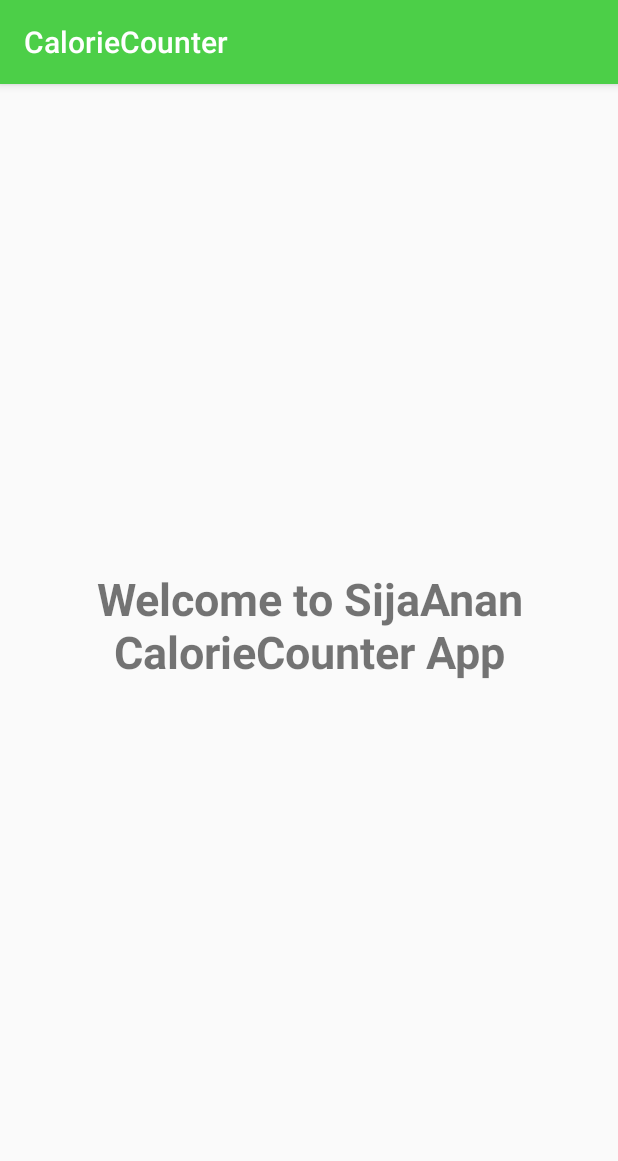
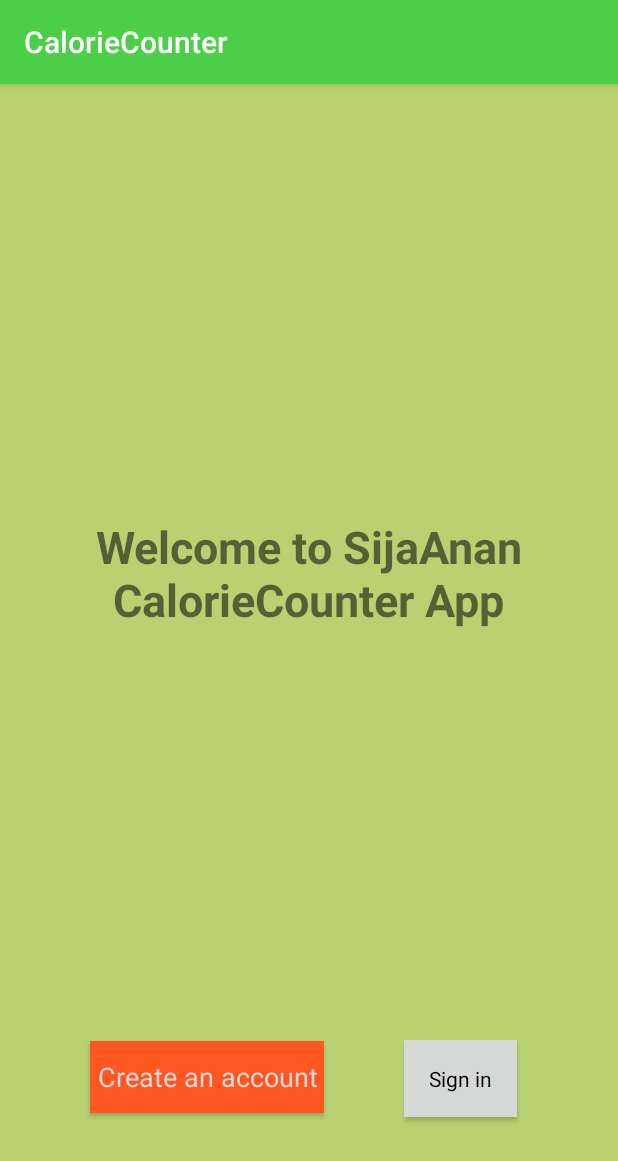
Before and after one commit to SijaAnan/CalorieCounter, an Android app: the screen it shows after launch (StartActivity), on a phone screen of 412 x 824 dp. Shown: the top 1161 px of the screen. Run offline under Robolectric (Android 15) with nearby library versions, the phone set to English and light mode, and no system bars; our stand-ins replace Firebase (no records; nobody signed in at launch, a user with empty details on screens opened directly).

Commit message:
2nd Commit 4_9

```diff
--- a/app/src/main/AndroidManifest.xml
+++ b/app/src/main/AndroidManifest.xml
@@ -19,7 +19,8 @@
                 <category android:name="android.intent.category.LAUNCHER" />
             </intent-filter>
         </activity>
-        <activity android:name=".StartActivity"></activity>
+        <activity android:name=".StartActivity" />
+        <activity android:name=".RegisterActivity"></activity>
     </application>
 
 </manifest>
--- a/app/src/main/java/com/example/nadii/caloriecounter/StartActivity.java
+++ b/app/src/main/java/com/example/nadii/caloriecounter/StartActivity.java
@@ -1,13 +1,30 @@
 package com.example.nadii.caloriecounter;
 
+import android.content.Intent;
 import android.support.v7.app.AppCompatActivity;
 import android.os.Bundle;
+import android.view.View;
+import android.widget.Button;
 
 public class StartActivity extends AppCompatActivity {
+
+
+    private Button mSignUpBtn;
 
     @Override
     protected void onCreate(Bundle savedInstanceState) {
         super.onCreate(savedInstanceState);
         setContentView(R.layout.activity_start);
+
+        mSignUpBtn = (Button) findViewById(R.id.start_signup_button);
+
+        mSignUpBtn.setOnClickListener(new View.OnClickListener() {
+            @Override
+            public void onClick(View v) {
+
+                Intent reg_intent = new Intent(StartActivity.this , RegisterActivity.class);
+                startActivity(reg_intent);
+            }
+        });
     }
 }
--- a/app/src/main/res/layout/activity_start.xml
+++ b/app/src/main/res/layout/activity_start.xml
@@ -4,6 +4,7 @@
     xmlns:tools="http://schemas.android.com/tools"
     android:layout_width="match_parent"
     android:layout_height="match_parent"
+    android:background="#bad172"
     tools:context=".StartActivity">
 
     <TextView
@@ -12,14 +13,52 @@
         android:layout_height="79dp"
         android:layout_marginEnd="50dp"
         android:layout_marginStart="50dp"
+        android:layout_marginTop="288dp"
         android:text="@string/start_welcome_txt"
         android:textAlignment="center"
         android:textSize="30sp"
         android:textStyle="bold"
+        app:layout_constraintEnd_toEndOf="parent"
+        app:layout_constraintHorizontal_bias="0.507"
+        app:layout_constraintStart_toStartOf="parent"
+        app:layout_constraintTop_toTopOf="parent" />
+
+    <Button
+        android:id="@+id/start_signup_button"
+        style="@android:style/Widget.Holo.Button.Toggle"
+        android:layout_width="156dp"
+        android:layout_height="wrap_content"
+        android:layout_marginBottom="8dp"
+        android:layout_marginStart="60dp"
+        android:layout_marginTop="8dp"
+        android:background="?attr/colorError"
+        android:text="@string/start_signup_btn"
+        android:textColor="?attr/colorButtonNormal"
+        android:textSize="18sp"
+        app:layout_constraintBottom_toBottomOf="parent"
+        app:layout_constraintStart_toStartOf="parent"
+        app:layout_constraintTop_toBottomOf="@+id/start_welcome_txtview"
+        app:layout_constraintVertical_bias="0.78" />
+
+    <Button
+        android:id="@+id/start_signin_button"
+        style="@android:style/Widget.Holo.Button.Toggle"
+        android:layout_width="75dp"
+        android:layout_height="51dp"
+        android:layout_marginBottom="8dp"
+        android:layout_marginEnd="8dp"
+        android:layout_marginStart="8dp"
+        android:layout_marginTop="8dp"
+        android:background="?attr/colorButtonNormal"
+        android:text="@string/start_signin_btn"
+        android:textAppearance="@style/TextAppearance.AppCompat"
+        android:textColor="@android:color/background_dark"
+        android:textColorHighlight="@android:color/background_dark"
+        android:textColorHint="@android:color/background_dark"
         app:layout_constraintBottom_toBottomOf="parent"
         app:layout_constraintEnd_toEndOf="parent"
-        app:layout_constraintHorizontal_bias="0.5"
-        app:layout_constraintStart_toStartOf="parent"
-        app:layout_constraintTop_toTopOf="parent"
-        app:layout_constraintVertical_bias="0.469" />
+        app:layout_constraintHorizontal_bias="0.432"
+        app:layout_constraintStart_toEndOf="@+id/start_signup_button"
+        app:layout_constraintTop_toBottomOf="@+id/start_welcome_txtview"
+        app:layout_constraintVertical_bias="0.786" />
 </android.support.constraint.ConstraintLayout>
--- a/app/src/main/res/values/strings.xml
+++ b/app/src/main/res/values/strings.xml
@@ -7,4 +7,10 @@
     <string name="nav_header_desc">Navigation header</string>
     <string name="action_settings">Settings</string>
     <string name="start_welcome_txt">Welcome to SijaAnan CalorieCounter App</string>
+    <string name="start_signup_btn">Create an account</string>
+    <string name="start_signin_btn">Sign in</string>
+    <string name="reg_title_txt">Create a new account</string>
+    <string name="reg_email_hint">Enter your e-mail ...</string>
+    <string name="reg_pass_hint">Please enter a password ...</string>
+    <string name="reg_signup_btn">Create account</string>
 </resources>
```
Also changed, not shown: app/src/main/java/com/example/nadii/caloriecounter/RegisterActivity.java (added, +70 -0 lines), app/src/main/res/layout/activity_register.xml (added, +68 -0 lines), app/src/main/java/com/example/nadii/caloriecounter/MainActivity.java (line endings or trailing spaces).
